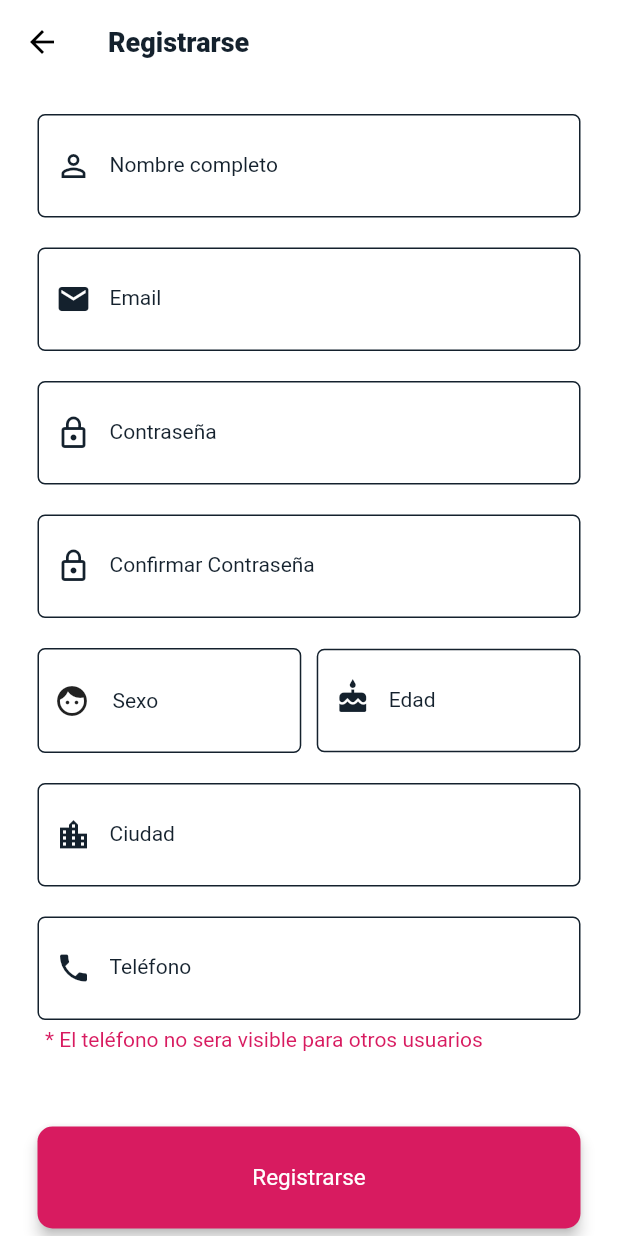
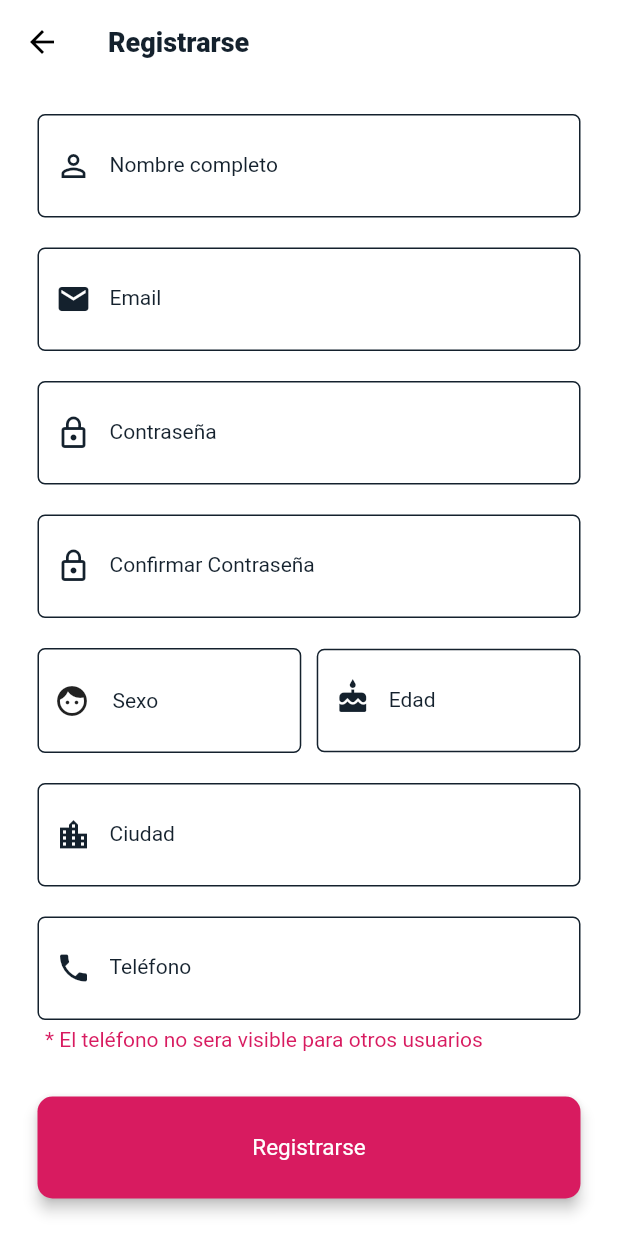
Before and after one commit to santiotin/NiteApp, a Flutter app: the RegisterPage screen opened directly, on a phone screen of 412 x 824 dp. Run offline on Flutter 3.47's test engine with Material 2 defaults, Android fonts, the phone set to English and light mode, and no system bars; our stand-ins replace cloud_firestore, firebase_analytics, firebase_auth, font_awesome_flutter, qr_flutter; missing offline and left inert: bottom_navigation_badge, fw_ticket; accounts and stored records are empty; Roboto replaces fonts that are missing (WorkSansBold, WorkSansSemiBold).

Commit message:
Arregladas muchas cosas

```diff
--- a/lib/Backend/firebase_provider.dart
+++ b/lib/Backend/firebase_provider.dart
@@ -105,6 +105,7 @@ class FirebaseProvider {
                 "numFollowing": 0,
                 "searchNames": searchNames,
                 "phones": phones,
+                "imageUrl": "https://firebasestorage.googleapis.com/v0/b/nitedevelopment-5e197.appspot.com/o/userPics%2FniteLogoBcn.png?alt=media&token=a92e534a-52c2-497e-b974-eb45e8bdd14b",
               })
               .whenComplete(() {
                 firestoreUser = true;
@@ -163,7 +164,7 @@ class FirebaseProvider {
     BasicUser basicUser = new BasicUser(id: user.id, imageUrl: user.imageUrl, name: user.name);
     await _firestore
         .collection('users').document(currentUser.uid)
-        .collection('following').document(user.uid)
+        .collection('following').document(user.id)
         .setData(basicUser.toMap())
         .whenComplete(() {
           result = true;
--- a/lib/Models/BasicUser.dart
+++ b/lib/Models/BasicUser.dart
@@ -12,7 +12,6 @@ class BasicUser {
 
   Map toMap() {
     var data = Map<String, dynamic>();
-    data['id'] = this.id;
     data['userImageUrl'] = this.imageUrl;
     data['userName'] = this.name;
     return data;
--- a/lib/Models/GoingEvent.dart
+++ b/lib/Models/GoingEvent.dart
@@ -20,13 +20,12 @@ class GoingEvent {
 
   Map toMap() {
     var data = Map<String, dynamic>();
-    data['id'] = this.id;
     data['eventClub'] = this.clubName;
     data['eventImageUrl'] = this.imageUrl;
     data['eventName'] = this.name;
     data['eventDay'] = this.day;
     data['eventMonth'] = this.month;
-    data['eventDay'] = this.year;
+    data['eventYear'] = this.year;
     return data;
   }
 
--- a/lib/Ui/FavoriteClubsPage.dart
+++ b/lib/Ui/FavoriteClubsPage.dart
@@ -29,7 +29,7 @@ class _FavoriteClubsPageState extends State<FavoriteClubsPage> {
           builder: (context, snapshot) {
             if(snapshot == null ||snapshot.connectionState == ConnectionState.waiting || snapshot.data == null) return LoadingView();
             else if(snapshot.hasError) return ErrorView();
-            else if(snapshot.data.documents.isEmpty) return EmptyClubs(msg: 'No tienes clubs favoritos',);
+            else if(snapshot.data.documents.isEmpty) return EmptyFavoriteClubs(msg: 'No tienes clubs favoritos',);
             else return FavoriteClubList(favoriteClubs: documentsToFavoriteClubs(snapshot.data.documents), uid: widget.uid,);
           }
       ),
--- a/lib/Ui/Login/RegisterPage.dart
+++ b/lib/Ui/Login/RegisterPage.dart
@@ -63,7 +63,6 @@ class _RegisterPageState extends State<RegisterPage> {
           :Container(
             padding: EdgeInsets.symmetric(horizontal: 25),
             child: ListView(
-              physics: NeverScrollableScrollPhysics(),
               children: <Widget>[
                 Padding(
                   padding: EdgeInsets.only(top: 20.0),
@@ -420,7 +419,7 @@ class _RegisterPageState extends State<RegisterPage> {
                   ),
                 ),
                 Padding(
-                  padding: EdgeInsets.only(top: 50.0),
+                  padding: EdgeInsets.only(top: 30.0, bottom: 20),
                   child: RawMaterialButton(
                     elevation: 4.0,
                     shape: RoundedRectangleBorder(borderRadius: BorderRadius.circular(10)),
--- a/lib/Ui/Login/SignInPage.dart
+++ b/lib/Ui/Login/SignInPage.dart
@@ -190,7 +190,7 @@ class _SignInPageState extends State<SignInPage> {
                                 "Registrarse",
                                 style: TextStyle(
                                     color: Constants.accent,
-                                    fontSize: 15.0,
+                                    fontSize: 14.0,
                                     fontFamily: "WorkSansBold"
                                 ),
                               ),
@@ -222,7 +222,7 @@ class _SignInPageState extends State<SignInPage> {
                                 "Iniciar sesión",
                                 style: TextStyle(
                                     color: Colors.white,
-                                    fontSize: 15.0,
+                                    fontSize: 14.0,
                                     fontFamily: "WorkSansBold"
                                 ),
                               ),
--- a/lib/Ui/MyEventsPage.dart
+++ b/lib/Ui/MyEventsPage.dart
@@ -58,6 +58,7 @@ class _MyEventsPageState extends State<MyEventsPage> {
         builder: (context, snapshot) {
           if(snapshot == null ||snapshot.connectionState == ConnectionState.waiting || snapshot.data == null) return LoadingView();
           else if(snapshot.hasError) return ErrorView();
+          else if(snapshot.data.documents.isEmpty) return Center(child: EmptyTodayAndSearch(msg: "No asistes a ningun evento",));
           else return ListView.builder(
             itemCount: snapshot.data.documents.length,
             itemBuilder: (context, index) {
--- a/lib/Utils/Messages.dart
+++ b/lib/Utils/Messages.dart
@@ -199,11 +199,11 @@ class EmptyFavoriteEvents extends StatelessWidget {
   }
 }
 
-class EmptyClubs extends StatelessWidget {
+class EmptyFavoriteClubs extends StatelessWidget {
 
   final String msg;
 
-  const EmptyClubs({Key key, this.msg}) : super(key: key);
+  const EmptyFavoriteClubs({Key key, this.msg}) : super(key: key);
 
   @override
   Widget build(BuildContext context) {
```
Also changed, not shown: 2 other files.
